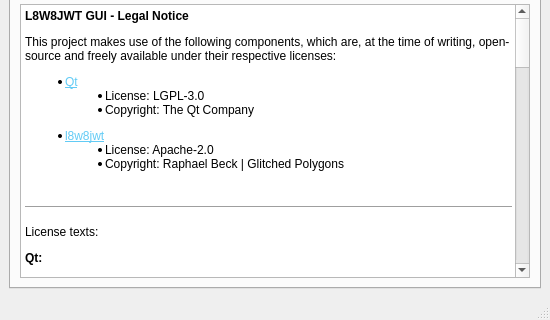
GlitchedPolygons/l8w8jwtgui, file src/mainwindow.ui: the form before one commit; both pictures show x 0 to 550 and y 380 to 700 of the 550 by 700 pixel window.
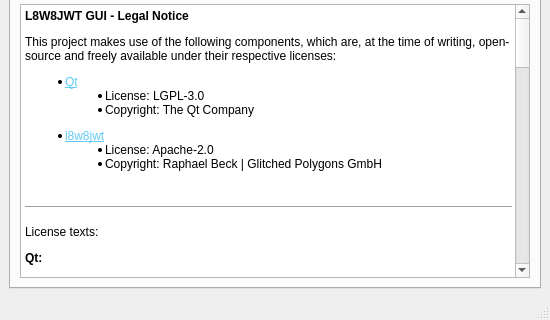
The form after the commit. The open tabs and pages were chosen to show the change.

```diff
--- a/src/mainwindow.ui
+++ b/src/mainwindow.ui
@@ -1072,15 +1072,24 @@
            <string>&lt;!DOCTYPE HTML PUBLIC &quot;-//W3C//DTD HTML 4.0//EN&quot; &quot;http://www.w3.org/TR/REC-html40/strict.dtd&quot;&gt;
 &lt;html&gt;&lt;head&gt;&lt;meta name=&quot;qrichtext&quot; content=&quot;1&quot; /&gt;&lt;meta charset=&quot;utf-8&quot; /&gt;&lt;style type=&quot;text/css&quot;&gt;
 p, li { white-space: pre-wrap; }
+hr { height: 1px; border-width: 0; }
+li.unchecked::marker { content: &quot;\2610&quot;; }
+li.checked::marker { content: &quot;\2612&quot;; }
 &lt;/style&gt;&lt;/head&gt;&lt;body style=&quot; font-family:'Segoe UI'; font-size:9pt; font-weight:400; font-style:normal;&quot;&gt;
 &lt;p style=&quot; margin-top:12px; margin-bottom:12px; margin-left:0px; margin-right:0px; -qt-block-indent:0; text-indent:0px;&quot;&gt;&lt;span style=&quot; font-weight:700;&quot;&gt;L8W8JWT GUI - Legal Notice&lt;/span&gt;&lt;/p&gt;
 &lt;p style=&quot; margin-top:12px; margin-bottom:12px; margin-left:0px; margin-right:0px; -qt-block-indent:0; text-indent:0px;&quot;&gt;This project makes use of the following components, which are, at the time of writing, open-source and freely available under their respective licenses:&lt;/p&gt;
-&lt;ul style=&quot;margin-top: 0px; margin-bottom: 0px; margin-left: 0px; margin-right: 0px; -qt-list-indent: 1;&quot;&gt;&lt;li style=&quot; margin-top:12px; margin-bottom:0px; margin-left:0px; margin-right:0px; -qt-block-indent:0; text-indent:0px;&quot;&gt;&lt;a href=&quot;https://www.qt.io&quot;&gt;&lt;span style=&quot; text-decoration: underline; color:#62cbf5;&quot;&gt;Qt&lt;/span&gt;&lt;/a&gt;
-&lt;ul style=&quot;margin-top: 0px; margin-bottom: 0px; margin-left: 0px; margin-right: 0px; -qt-list-indent: 2;&quot;&gt;&lt;li style=&quot; margin-top:0px; margin-bottom:0px; margin-left:0px; margin-right:0px; -qt-block-indent:0; text-indent:0px;&quot;&gt;License: LGPL-3.0&lt;/li&gt;&lt;/ul&gt;&lt;/li&gt;&lt;/ul&gt;
-&lt;ul style=&quot;margin-top: 0px; margin-bottom: 0px; margin-left: 0px; margin-right: 0px; -qt-list-indent: 2;&quot;&gt;&lt;li style=&quot; margin-top:0px; margin-bottom:0px; margin-left:0px; margin-right:0px; -qt-block-indent:0; text-indent:0px;&quot;&gt;Copyright: The Qt Company&lt;/li&gt;&lt;/ul&gt;
-&lt;ul style=&quot;margin-top: 0px; margin-bottom: 0px; margin-left: 0px; margin-right: 0px; -qt-list-indent: 1;&quot;&gt;&lt;li style=&quot; margin-top:12px; margin-bottom:0px; margin-left:0px; margin-right:0px; -qt-block-indent:0; text-indent:0px;&quot;&gt;&lt;a href=&quot;https://github.com/GlitchedPolygons/l8w8jwt&quot;&gt;&lt;span style=&quot; text-decoration: underline; color:#62cbf5;&quot;&gt;l8w8jwt&lt;/span&gt;&lt;/a&gt;
-&lt;ul style=&quot;margin-top: 0px; margin-bottom: 0px; margin-left: 0px; margin-right: 0px; -qt-list-indent: 2;&quot;&gt;&lt;li style=&quot; margin-top:0px; margin-bottom:0px; margin-left:0px; margin-right:0px; -qt-block-indent:0; text-indent:0px;&quot;&gt;License: Apache-2.0&lt;/li&gt;&lt;/ul&gt;&lt;/li&gt;&lt;/ul&gt;
-&lt;ul style=&quot;margin-top: 0px; margin-bottom: 0px; margin-left: 0px; margin-right: 0px; -qt-list-indent: 2;&quot;&gt;&lt;li style=&quot; margin-top:0px; margin-bottom:0px; margin-left:0px; margin-right:0px; -qt-block-indent:0; text-indent:0px;&quot;&gt;Copyright: Raphael Beck | Glitched Polygons&lt;/li&gt;&lt;/ul&gt;
+&lt;ul style=&quot;margin-top: 0px; margin-bottom: 0px; margin-left: 0px; margin-right: 0px; -qt-list-indent: 1;&quot;&gt;
+&lt;li style=&quot; margin-top:12px; margin-bottom:0px; margin-left:0px; margin-right:0px; -qt-block-indent:0; text-indent:0px;&quot;&gt;&lt;a href=&quot;https://www.qt.io&quot;&gt;&lt;span style=&quot; text-decoration: underline; color:#62cbf5;&quot;&gt;Qt&lt;/span&gt;&lt;/a&gt;
+&lt;ul style=&quot;margin-top: 0px; margin-bottom: 0px; margin-left: 0px; margin-right: 0px; -qt-list-indent: 2;&quot;&gt;
+&lt;li style=&quot; margin-top:0px; margin-bottom:0px; margin-left:0px; margin-right:0px; -qt-block-indent:0; text-indent:0px;&quot;&gt;License: LGPL-3.0&lt;/li&gt;&lt;/ul&gt;&lt;/li&gt;&lt;/ul&gt;
+&lt;ul style=&quot;margin-top: 0px; margin-bottom: 0px; margin-left: 0px; margin-right: 0px; -qt-list-indent: 2;&quot;&gt;
+&lt;li style=&quot; margin-top:0px; margin-bottom:0px; margin-left:0px; margin-right:0px; -qt-block-indent:0; text-indent:0px;&quot;&gt;Copyright: The Qt Company&lt;/li&gt;&lt;/ul&gt;
+&lt;ul style=&quot;margin-top: 0px; margin-bottom: 0px; margin-left: 0px; margin-right: 0px; -qt-list-indent: 1;&quot;&gt;
+&lt;li style=&quot; margin-top:12px; margin-bottom:0px; margin-left:0px; margin-right:0px; -qt-block-indent:0; text-indent:0px;&quot;&gt;&lt;a href=&quot;https://github.com/GlitchedPolygons/l8w8jwt&quot;&gt;&lt;span style=&quot; text-decoration: underline; color:#62cbf5;&quot;&gt;l8w8jwt&lt;/span&gt;&lt;/a&gt;
+&lt;ul style=&quot;margin-top: 0px; margin-bottom: 0px; margin-left: 0px; margin-right: 0px; -qt-list-indent: 2;&quot;&gt;
+&lt;li style=&quot; margin-top:0px; margin-bottom:0px; margin-left:0px; margin-right:0px; -qt-block-indent:0; text-indent:0px;&quot;&gt;License: Apache-2.0&lt;/li&gt;&lt;/ul&gt;&lt;/li&gt;&lt;/ul&gt;
+&lt;ul style=&quot;margin-top: 0px; margin-bottom: 0px; margin-left: 0px; margin-right: 0px; -qt-list-indent: 2;&quot;&gt;
+&lt;li style=&quot; margin-top:0px; margin-bottom:0px; margin-left:0px; margin-right:0px; -qt-block-indent:0; text-indent:0px;&quot;&gt;Copyright: Raphael Beck | Glitched Polygons GmbH&lt;/li&gt;&lt;/ul&gt;
 &lt;p style=&quot; margin-top:0px; margin-bottom:0px; margin-left:0px; margin-right:0px; -qt-block-indent:0; text-indent:0px;&quot;&gt;&lt;br /&gt;&lt;/p&gt;
 &lt;hr /&gt;
 &lt;p style=&quot; margin-top:12px; margin-bottom:12px; margin-left:0px; margin-right:0px; -qt-block-indent:0; text-indent:0px;&quot;&gt;License texts:&lt;/p&gt;
```
Left out of the diff: 11 changed lines with no effect on the pictures.
